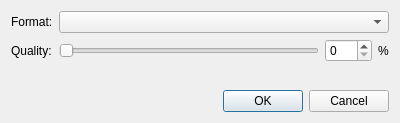
The window that src/paintfield/core/dialogs/exportdialog.ui (seanchas116/PaintField) describes before a commit, drawn with Qt 5.
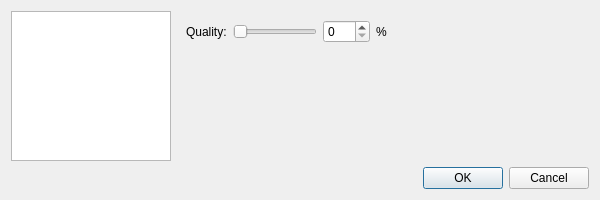
The same window after the commit.

The edit to the form file:
```diff
--- a/src/paintfield/core/dialogs/exportdialog.ui
+++ b/src/paintfield/core/dialogs/exportdialog.ui
@@ -6,12 +6,12 @@
    <rect>
     <x>0</x>
     <y>0</y>
-    <width>400</width>
-    <height>123</height>
+    <width>600</width>
+    <height>200</height>
    </rect>
   </property>
   <property name="sizePolicy">
-   <sizepolicy hsizetype="Preferred" vsizetype="Minimum">
+   <sizepolicy hsizetype="Preferred" vsizetype="Preferred">
     <horstretch>0</horstretch>
     <verstretch>0</verstretch>
    </sizepolicy>
@@ -30,18 +30,43 @@
     <enum>QLayout::SetDefaultConstraint</enum>
    </property>
    <item>
-    <layout class="QFormLayout" name="formLayout">
-     <item row="0" column="1">
-      <widget class="QComboBox" name="comboBox"/>
+    <layout class="QHBoxLayout" name="horizontalLayout_2">
+     <item>
+      <widget class="QListWidget" name="listWidget">
+       <property name="sizePolicy">
+        <sizepolicy hsizetype="Expanding" vsizetype="Preferred">
+         <horstretch>0</horstretch>
+         <verstretch>0</verstretch>
+        </sizepolicy>
+       </property>
+       <property name="maximumSize">
+        <size>
+         <width>160</width>
+         <height>16777215</height>
+        </size>
+       </property>
+      </widget>
      </item>
-     <item row="0" column="0">
-      <widget class="QLabel" name="formatLabel">
+     <item>
+      <widget class="QWidget" name="widget" native="true">
+       <property name="sizePolicy">
+        <sizepolicy hsizetype="Expanding" vsizetype="Preferred">
+         <horstretch>0</horstretch>
+         <verstretch>0</verstretch>
+        </sizepolicy>
+       </property>
+       <layout class="QFormLayout" name="formLayout_2">
+        <property name="fieldGrowthPolicy">
+         <enum>QFormLayout::FieldsStayAtSizeHint</enum>
+        </property>
+        <item row="2" column="0">
+         <widget class="QLabel" name="qualityLabel">
        <property name="text">
-        <string>Format:</string>
+           <string>Quality:</string>
        </property>
       </widget>
      </item>
-     <item row="1" column="1">
+        <item row="2" column="1">
       <layout class="QHBoxLayout" name="horizontalLayout">
        <item>
         <widget class="QSlider" name="horizontalSlider">
@@ -69,11 +94,7 @@
        </item>
       </layout>
      </item>
-     <item row="1" column="0">
-      <widget class="QLabel" name="qualityLabel">
-       <property name="text">
-        <string>Quality:</string>
-       </property>
+       </layout>
       </widget>
      </item>
     </layout>
```
Left out of the diff: 2 changed lines with no effect on the pictures. Lines whose indentation alone changed are shown as unchanged.
